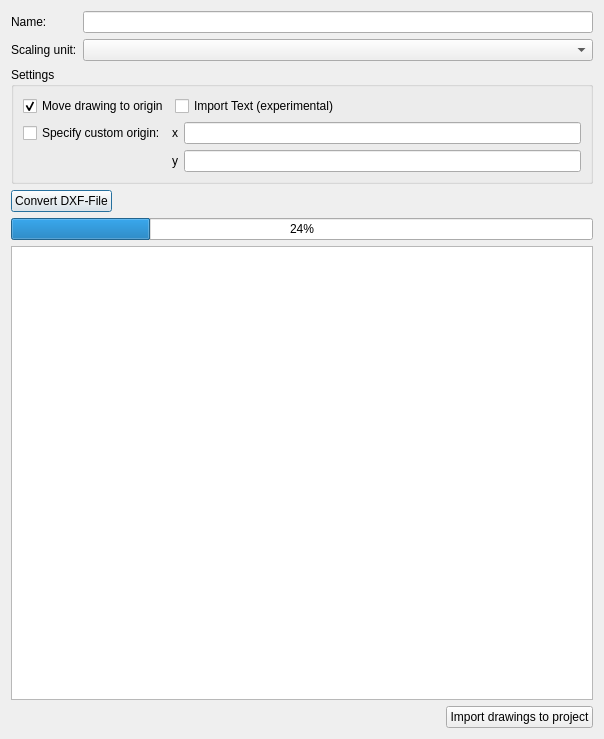
VICUS-Software/DXFImportPlugin, file externals/DXFImportPlugin/src/ImportDXFDialog.ui: the form before one commit.
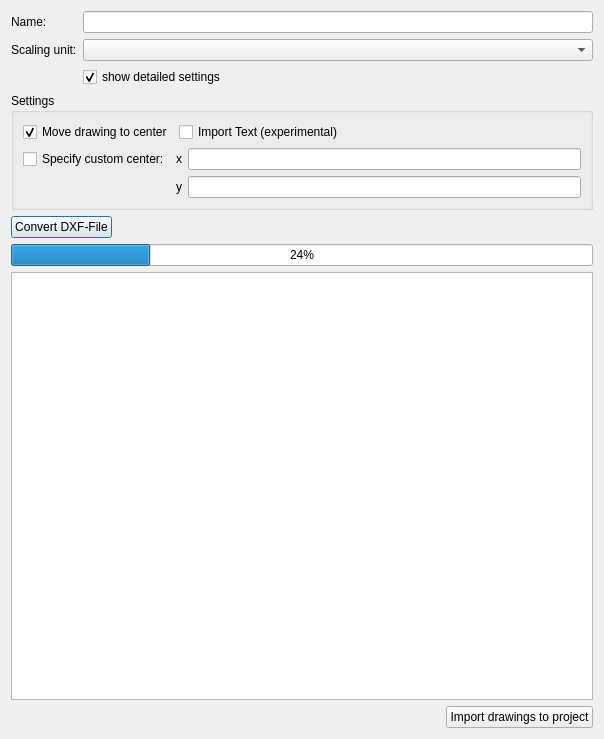
The form after the commit. Custom widgets are drawn as their Qt base class.

Commit message: simple / detailed mode

Patch:
```diff
--- a/externals/DXFImportPlugin/src/ImportDXFDialog.ui
+++ b/externals/DXFImportPlugin/src/ImportDXFDialog.ui
@@ -20,47 +20,17 @@
    <string>Dialog</string>
   </property>
   <layout class="QGridLayout" name="gridLayout">
-   <item row="4" column="0" colspan="2">
-    <widget class="QProgressBar" name="progressBar">
-     <property name="value">
-      <number>24</number>
+   <item row="0" column="0">
+    <widget class="QLabel" name="label_2">
+     <property name="text">
+      <string>Name:</string>
      </property>
     </widget>
    </item>
-   <item row="0" column="1">
-    <widget class="QLineEdit" name="lineEditDrawingName"/>
+   <item row="6" column="0" colspan="2">
+    <widget class="QPlainTextEdit" name="plainTextEditLogWindow"/>
    </item>
    <item row="3" column="0" colspan="2">
-    <layout class="QHBoxLayout" name="horizontalLayout_2">
-     <item>
-      <widget class="QPushButton" name="pushButtonConvert">
-       <property name="maximumSize">
-        <size>
-         <width>200</width>
-         <height>16777215</height>
-        </size>
-       </property>
-       <property name="text">
-        <string>Convert DXF-File</string>
-       </property>
-      </widget>
-     </item>
-     <item>
-      <spacer name="horizontalSpacer_3">
-       <property name="orientation">
-        <enum>Qt::Horizontal</enum>
-       </property>
-       <property name="sizeHint" stdset="0">
-        <size>
-         <width>40</width>
-         <height>20</height>
-        </size>
-       </property>
-      </spacer>
-     </item>
-    </layout>
-   </item>
-   <item row="2" column="0" colspan="2">
     <widget class="QGroupBox" name="groupBox">
      <property name="title">
       <string>Settings</string>
@@ -84,7 +54,7 @@
         <item row="0" column="0">
          <widget class="QCheckBox" name="checkBoxCustomOrigin">
           <property name="text">
-           <string>Specify custom origin:</string>
+           <string>Specify custom center:</string>
           </property>
          </widget>
         </item>
@@ -113,7 +83,7 @@
       <item row="0" column="0">
        <widget class="QCheckBox" name="checkBoxMove">
         <property name="text">
-         <string>Move drawing to origin</string>
+         <string>Move drawing to center</string>
         </property>
         <property name="checked">
          <bool>true</bool>
@@ -136,9 +106,6 @@
      </layout>
     </widget>
    </item>
-   <item row="1" column="1">
-    <widget class="QComboBox" name="comboBoxUnit"/>
-   </item>
    <item row="1" column="0">
     <widget class="QLabel" name="label">
      <property name="text">
@@ -146,14 +113,53 @@
      </property>
     </widget>
    </item>
-   <item row="0" column="0">
-    <widget class="QLabel" name="label_2">
+   <item row="2" column="1">
+    <widget class="QCheckBox" name="checkBoxShowDetails">
      <property name="text">
-      <string>Name:</string>
+      <string>show detailed settings</string>
+     </property>
+     <property name="checked">
+      <bool>true</bool>
      </property>
     </widget>
    </item>
-   <item row="8" column="0" colspan="2">
+   <item row="4" column="0" colspan="2">
+    <layout class="QHBoxLayout" name="horizontalLayoutConvert">
+     <item>
+      <widget class="QPushButton" name="pushButtonConvert">
+       <property name="maximumSize">
+        <size>
+         <width>200</width>
+         <height>16777215</height>
+        </size>
+       </property>
+       <property name="text">
+        <string>Convert DXF-File</string>
+       </property>
+      </widget>
+     </item>
+     <item>
+      <spacer name="horizontalSpacer_3">
+       <property name="orientation">
+        <enum>Qt::Horizontal</enum>
+       </property>
+       <property name="sizeHint" stdset="0">
+        <size>
+         <width>40</width>
+         <height>20</height>
+        </size>
+       </property>
+      </spacer>
+     </item>
+    </layout>
+   </item>
+   <item row="0" column="1">
+    <widget class="QLineEdit" name="lineEditDrawingName"/>
+   </item>
+   <item row="1" column="1">
+    <widget class="QComboBox" name="comboBoxUnit"/>
+   </item>
+   <item row="9" column="0" colspan="2">
     <layout class="QHBoxLayout" name="horizontalLayout_6">
      <item>
       <spacer name="horizontalSpacer">
@@ -178,7 +184,11 @@
     </layout>
    </item>
    <item row="5" column="0" colspan="2">
-    <widget class="QPlainTextEdit" name="plainTextEditLogWindow"/>
+    <widget class="QProgressBar" name="progressBar">
+     <property name="value">
+      <number>24</number>
+     </property>
+    </widget>
    </item>
   </layout>
  </widget>
```
The commit also changes 2 other files.
